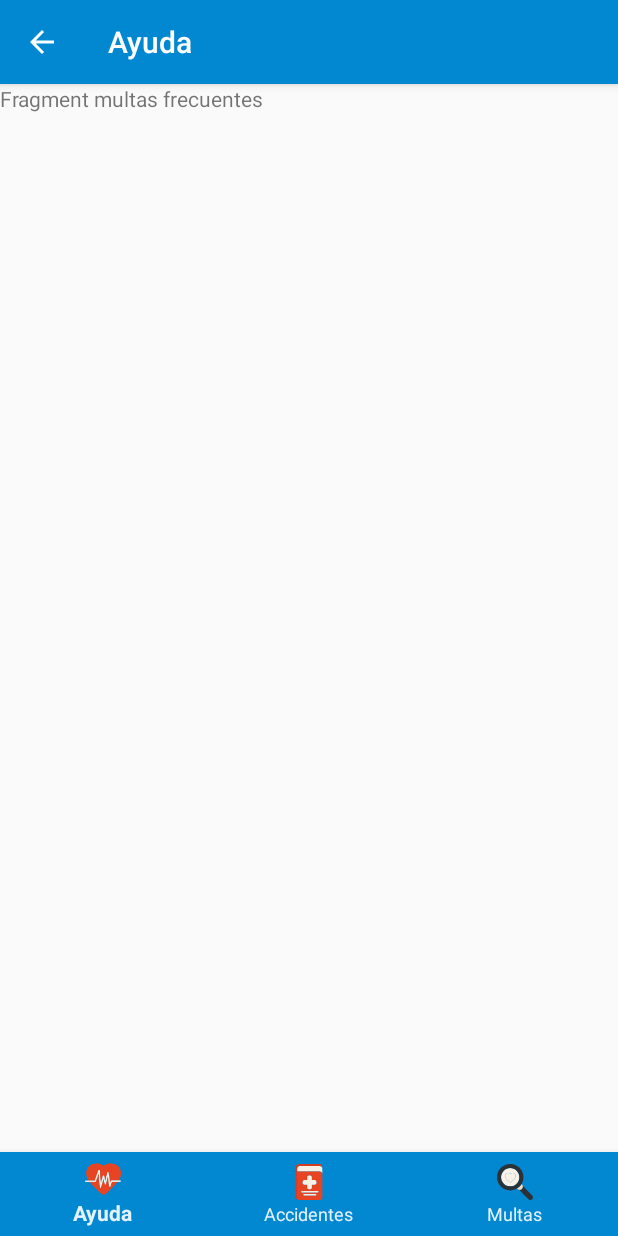
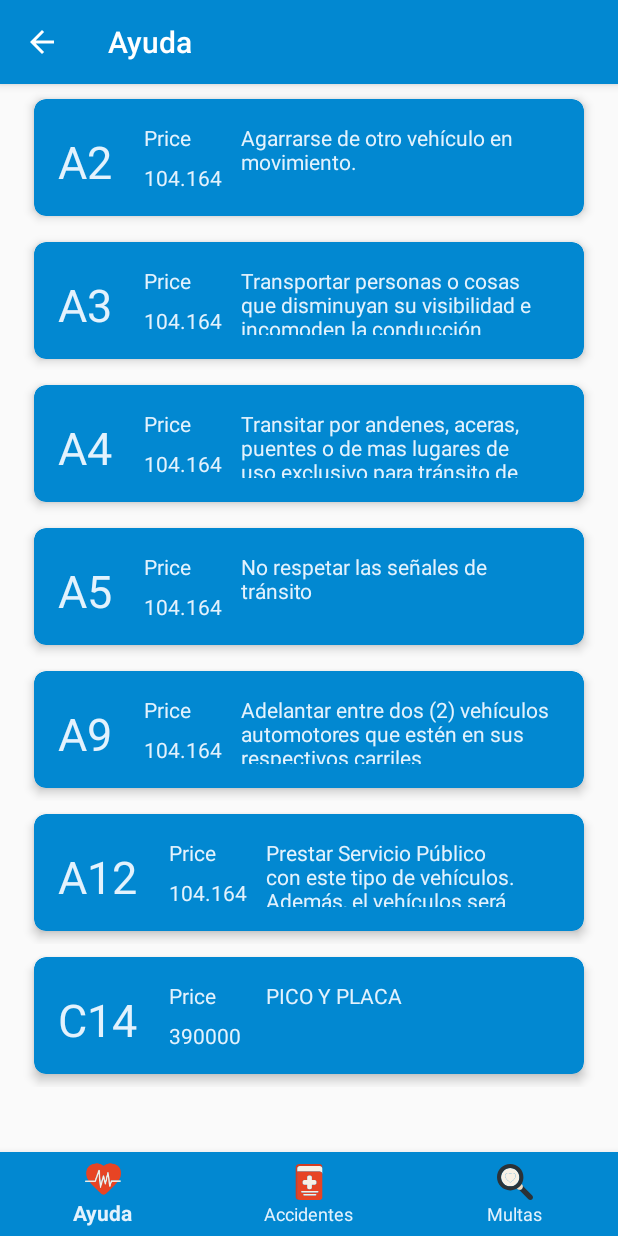
Before and after one commit to Luisem11/PI20181-AppEV, an Android app: the fragment FrecuentTrafficFineFragment placed in its activity, on a phone screen of 412 x 824 dp. Run offline under Robolectric (Android 15) with nearby library versions, the phone set to English and light mode, and no system bars; our stand-ins replace androidx.preference.

Commit message:
Frequent Traffic Fine added and app design modified

```diff
--- /dev/null
+++ b/PI-EducacionVial/src/main/java/com/edu/udea/proyectointegrador/gr06_20181/educacionvial/Controller/FrequentTrafficFineAdapter.java
@@ -0,0 +1,80 @@
+package com.edu.udea.proyectointegrador.gr06_20181.educacionvial.Controller;
+
+import android.app.AlertDialog;
+import android.content.Context;
+import android.content.DialogInterface;
+import android.support.v7.widget.CardView;
+import android.support.v7.widget.RecyclerView;
+import android.view.Gravity;
+import android.view.LayoutInflater;
+import android.view.View;
+import android.view.ViewGroup;
+import android.widget.FrameLayout;
+import android.widget.TextView;
+
+import com.edu.udea.proyectointegrador.gr06_20181.educacionvial.Model.DB.TrafficFine;
+import com.edu.udea.proyectointegrador.gr06_20181.educacionvial.R;
+
+import java.util.List;
+
+/**
+ * Created by user on 20/04/2018.
+ */
+
+public class FrequentTrafficFineAdapter extends RecyclerView.Adapter<FrequentTrafficFineAdapter.ViewHolder> {
+
+    public List<TrafficFine> trafficFine;
+
+    public FrequentTrafficFineAdapter(List<TrafficFine> trafficFine) {
+        this.trafficFine = trafficFine;
+    }
+
+    // Create new views (invoked by the layout manager)
+    @Override
+    public ViewHolder onCreateViewHolder(ViewGroup parent,
+                                         int viewType) {
+        // create a new view
+
+        View v = LayoutInflater.from(parent.getContext()).inflate(R.layout.frecuent_traffic_fine_card, parent, false);
+
+        ViewHolder vh = new ViewHolder(v, trafficFine);
+        return vh;
+    }
+
+    @Override
+    public void onBindViewHolder(ViewHolder holder, int position) {
+        holder.trafficFineCode.setText(trafficFine.get(position).getCode());
+        holder.trafficFinePrice.setText(trafficFine.get(position).getPrice());
+        holder.frequentTrafficFineDescription.setText(trafficFine.get(position).getDescription());
+
+    }
+
+    // Return the size of your dataset (invoked by the layout manager)
+    @Override
+    public int getItemCount() {
+        return trafficFine.size();
+    }
+
+    // Provide a reference to the views for each data item
+    // Complex data items may need more than one view per item, and
+    // you provide access to all the views for a data item in a view holder
+
+    public static class ViewHolder extends RecyclerView.ViewHolder {
+
+        public CardView cardView;
+        public TextView trafficFineCode;
+        public TextView trafficFinePrice, frequentTrafficFineDescription;
+        public List<TrafficFine> trafficFine;
+
+
+        // each data item is just a string in this case
+        public ViewHolder(View itemView, List<TrafficFine> trafficFine) {
+            super(itemView);
+            cardView = itemView.findViewById(R.id.traffic_fine_frequent_card_detail);
+            trafficFineCode = itemView.findViewById(R.id.code_detail);
+            trafficFinePrice = itemView.findViewById(R.id.price_detail);
+            frequentTrafficFineDescription = itemView.findViewById(R.id.description_detail);
+            this.trafficFine = trafficFine;
+        }
+    }
+}
--- a/PI-EducacionVial/src/main/java/com/edu/udea/proyectointegrador/gr06_20181/educacionvial/View/FrecuentTrafficFineFragment.java
+++ b/PI-EducacionVial/src/main/java/com/edu/udea/proyectointegrador/gr06_20181/educacionvial/View/FrecuentTrafficFineFragment.java
@@ -3,17 +3,29 @@ package com.edu.udea.proyectointegrador.gr06_20181.educacionvial.View;
 
 import android.os.Bundle;
 import android.support.v4.app.Fragment;
+import android.support.v7.widget.LinearLayoutManager;
+import android.support.v7.widget.RecyclerView;
 import android.view.LayoutInflater;
 import android.view.View;
 import android.view.ViewGroup;
 
+import com.edu.udea.proyectointegrador.gr06_20181.educacionvial.Controller.FrequentTrafficFineAdapter;
+import com.edu.udea.proyectointegrador.gr06_20181.educacionvial.Controller.TrafficFineAdapter;
+import com.edu.udea.proyectointegrador.gr06_20181.educacionvial.Model.DB.TrafficFine;
 import com.edu.udea.proyectointegrador.gr06_20181.educacionvial.R;
+
+import java.util.ArrayList;
+import java.util.List;
 
 /**
  * A simple {@link Fragment} subclass.
  */
 public class FrecuentTrafficFineFragment extends Fragment {
 
+    private RecyclerView mRecyclerView;
+    private RecyclerView.Adapter mAdapter;
+    private RecyclerView.LayoutManager mLayoutManager;
+    private List<TrafficFine> trafficFines;
 
     public FrecuentTrafficFineFragment() {
         // Required empty public constructor
@@ -23,9 +35,62 @@ public class FrecuentTrafficFineFragment extends Fragment {
     @Override
     public View onCreateView(LayoutInflater inflater, ViewGroup container,
                              Bundle savedInstanceState) {
-        // Inflate the layout for this fragment
-        return inflater.inflate(R.layout.fragment_frecuent_traffic_fine, container, false);
+        View view = inflater.inflate(R.layout.fragment_frecuent_traffic_fine, container, false);
+
+        trafficFines = new ArrayList<>();
+        trafficFines = showTrafficFine((ArrayList) trafficFines);
+
+        mRecyclerView = view.findViewById(R.id.rv_content_frequent_traffic_fine);
+        mRecyclerView.setHasFixedSize(true);
+        mLayoutManager = new LinearLayoutManager(getContext());
+        mRecyclerView.setLayoutManager(mLayoutManager);
+
+        // specify an adapter (see also next example)
+
+
+        mAdapter = new FrequentTrafficFineAdapter(trafficFines);
+        mRecyclerView.setAdapter(mAdapter);
+
+        return view;
     }
 
+    public ArrayList showTrafficFine(ArrayList trafficFine){
+
+        //Multas Categoria A
+        trafficFine.add(new TrafficFine("A2","Agarrarse de otro vehículo en movimiento.","104.164","A"));
+        trafficFine.add(new TrafficFine("A3","Transportar personas o cosas que disminuyan su visibilidad e incomoden la conducción","104.164","A"));
+        trafficFine.add(new TrafficFine("A4","Transitar por andenes, aceras, puentes o de mas lugares de uso exclusivo para tránsito de peatones.","104.164","A"));
+        trafficFine.add(new TrafficFine("A5","No respetar las señales de tránsito","104.164","A"));
+        trafficFine.add(new TrafficFine("A9","Adelantar entre dos (2) vehículos automotores que estén en sus respectivos carriles","104.164","A"));
+        trafficFine.add(new TrafficFine("A12","Prestar Servicio Público con este tipo de vehículos. Además, el vehículos será inmovilizado por primera vez, por el termino de 5 días, por segunda vez 20 días y por tercera vez 40 días","104.164","A"));
+
+        //Multas Categoria B
+
+
+        //Multas Categoria C
+        trafficFine.add(new TrafficFine("C14","PICO Y PLACA","390000","C"));
+
+        //Multas Categoria D
+
+
+        //Multas Categoria E
+
+
+        //Multas Categoria F
+
+
+        //Multas Categoria G
+
+
+        //Multas Categoria H
+
+
+        //Multas Categoria I
+
+
+        //Multas Categoria J
+
+        return trafficFine;
+    }
 
 }
--- a/PI-EducacionVial/src/main/java/com/edu/udea/proyectointegrador/gr06_20181/educacionvial/View/MainActivity/HelpActivity.java
+++ b/PI-EducacionVial/src/main/java/com/edu/udea/proyectointegrador/gr06_20181/educacionvial/View/MainActivity/HelpActivity.java
@@ -38,7 +38,7 @@ public class HelpActivity extends AppCompatActivity implements BottomNavigationV
         switch (item.getItemId()) {
             case R.id.action_accidents:
                 ft = getSupportFragmentManager().beginTransaction();
-                ft.replace(R.id.help_container, new AccidentsFragment());
+                ft.replace(R.id.help_container, new AccidentsFragment()).addToBackStack(null);
                 ft.commit();
                 break;
 
@@ -50,7 +50,7 @@ public class HelpActivity extends AppCompatActivity implements BottomNavigationV
 
             case R.id.action_help:
                 ft = getSupportFragmentManager().beginTransaction();
-                ft.replace(R.id.help_container, new HelpFragment());
+                ft.replace(R.id.help_container, new HelpFragment()).addToBackStack(null);
                 ft.commit();
                 break;
         }
--- a/PI-EducacionVial/src/main/res/layout/fragment_frecuent_traffic_fine.xml
+++ b/PI-EducacionVial/src/main/res/layout/fragment_frecuent_traffic_fine.xml
@@ -1,13 +1,36 @@
 <FrameLayout xmlns:android="http://schemas.android.com/apk/res/android"
+    xmlns:app="http://schemas.android.com/apk/res-auto"
+    xmlns:card_view="http://schemas.android.com/apk/res-auto"
     xmlns:tools="http://schemas.android.com/tools"
     android:layout_width="match_parent"
     android:layout_height="match_parent"
-    tools:context="com.edu.udea.proyectointegrador.gr06_20181.educacionvial.View.FrecuentTrafficFineFragment">
+    tools:context="com.edu.udea.proyectointegrador.gr06_20181.educacionvial.View.GottenTrafficFineFragment">
 
-    <!-- TODO: Update blank fragment layout -->
-    <TextView
+    <android.support.constraint.ConstraintLayout
         android:layout_width="match_parent"
-        android:layout_height="match_parent"
-        android:text="Fragment multas frecuentes" />
+        android:layout_height="match_parent">
 
+        <ScrollView
+            android:id="@+id/scrollView2"
+            android:layout_width="0dp"
+            android:layout_height="wrap_content"
+            android:layout_marginBottom="20dp"
+            android:layout_marginEnd="8dp"
+            android:layout_marginStart="8dp"
+            app:layout_constraintBottom_toBottomOf="parent"
+            app:layout_constraintEnd_toEndOf="parent"
+            app:layout_constraintHorizontal_bias="0.0"
+            app:layout_constraintStart_toStartOf="parent"
+            app:layout_constraintTop_toTopOf="parent"
+            app:layout_constraintVertical_bias="0.042">
+
+            <android.support.v7.widget.RecyclerView
+                android:id="@+id/rv_content_frequent_traffic_fine"
+                android:layout_width="match_parent"
+                android:layout_height="wrap_content"
+                android:orientation="horizontal" />
+
+        </ScrollView>
+
+    </android.support.constraint.ConstraintLayout>
 </FrameLayout>
--- /dev/null
+++ b/PI-EducacionVial/src/main/res/layout/frecuent_traffic_fine_card.xml
@@ -0,0 +1,71 @@
+<?xml version="1.0" encoding="utf-8"?>
+<android.support.constraint.ConstraintLayout xmlns:android="http://schemas.android.com/apk/res/android"
+    xmlns:app="http://schemas.android.com/apk/res-auto"
+    xmlns:tools="http://schemas.android.com/tools"
+    android:layout_width="match_parent"
+    android:layout_height="wrap_content">
+
+    <android.support.v7.widget.CardView
+        android:id="@+id/traffic_fine_frequent_card_detail"
+        android:layout_width="0dp"
+        android:layout_height="95dp"
+        android:layout_alignParentTop="true"
+        android:layout_centerHorizontal="true"
+        android:layout_marginEnd="8dp"
+        android:layout_marginStart="8dp"
+        android:elevation="@dimen/cardview_default_elevation"
+        android:paddingTop="@dimen/activity_horizontal_margin"
+        app:cardBackgroundColor="@color/colorPrimary"
+        app:cardCornerRadius="8dp"
+        app:cardElevation="4dp"
+        app:cardUseCompatPadding="true"
+        app:layout_constraintEnd_toEndOf="parent"
+        app:layout_constraintStart_toStartOf="parent">
+
+        <RelativeLayout
+            android:layout_width="match_parent"
+            android:layout_height="wrap_content"
+            android:padding="@dimen/activity_horizontal_margin">
+
+            <TextView
+                android:id="@+id/code_detail"
+                android:layout_width="wrap_content"
+                android:layout_height="wrap_content"
+                android:layout_alignParentBottom="true"
+                android:text="Code"
+                android:textColor="@color/white"
+                android:textSize="30sp" />
+
+            <TextView
+                android:id="@+id/label_price"
+                android:layout_width="wrap_content"
+                android:layout_height="wrap_content"
+                android:layout_alignParentTop="true"
+                android:layout_marginStart="21dp"
+                android:layout_toEndOf="@+id/code_detail"
+                android:text="Price"
+                android:textColor="@color/white" />
+
+            <TextView
+                android:id="@+id/price_detail"
+                android:layout_width="wrap_content"
+                android:layout_height="wrap_content"
+                android:layout_alignParentBottom="true"
+                android:layout_alignStart="@+id/label_price"
+                android:text="price"
+                android:textColor="@color/white" />
+
+            <TextView
+                android:id="@+id/description_detail"
+                android:layout_width="match_parent"
+                android:layout_height="wrap_content"
+                android:layout_alignParentTop="true"
+                android:layout_marginStart="33dp"
+                android:layout_toEndOf="@+id/label_price"
+                android:text="Description"
+                android:textColor="@color/white" />
+        </RelativeLayout>
+
+    </android.support.v7.widget.CardView>
+
+</android.support.constraint.ConstraintLayout>
```
Also changed, not shown: PI-EducacionVial/src/main/java/com/edu/udea/proyectointegrador/gr06_20181/educacionvial/Controller/TrafficFineAdapter.java (+6 -8 lines), PI-EducacionVial/src/main/java/com/edu/udea/proyectointegrador/gr06_20181/educacionvial/View/GottenTrafficFineFragment.java (added, +30 -0 lines), PI-EducacionVial/src/main/java/com/edu/udea/proyectointegrador/gr06_20181/educacionvial/View/TrafficFineFragment.java (+8 -17 lines), PI-EducacionVial/src/main/res/layout/fragment_gotten_traffic_fine.xml (added, +34 -0 lines), PI-EducacionVial/src/main/res/layout/fragment_traffic_fine.xml (+5 -10 lines), PI-EducacionVial/src/main/res/layout/trafficfine_card.xml (+1 -10 lines).
